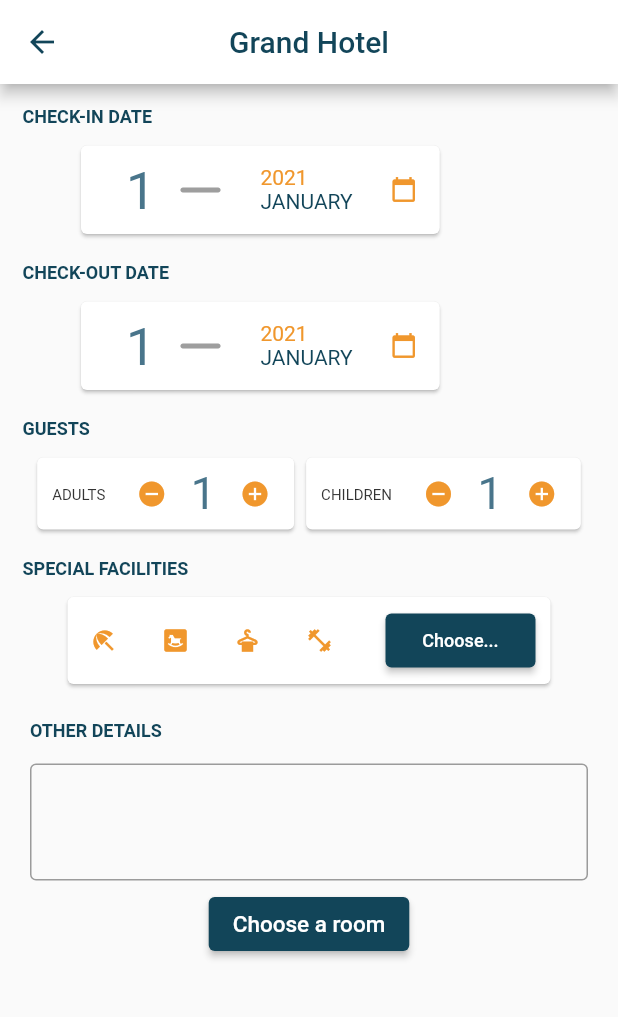
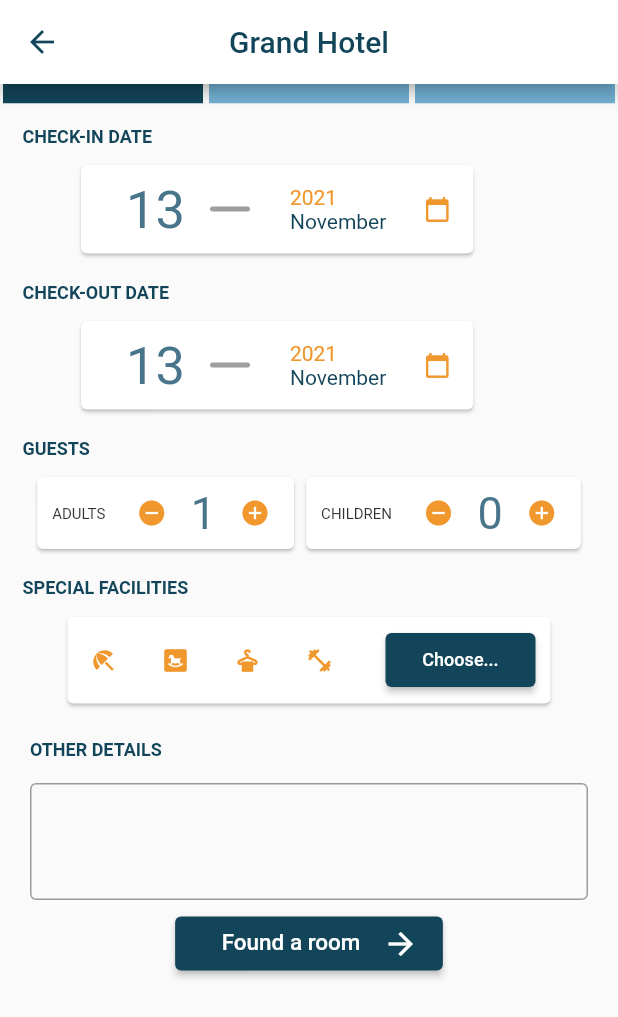
Before and after one commit to AprioteseAndreea/Licence-HotelApp, a Flutter app: the GetRoom screen opened directly, after a tap on the "add circle" icon, on a phone screen of 412 x 824 dp. Shown: the top 1017 px of the screen. Run offline on Flutter 3.47's test engine with Material 2 defaults, Android fonts, the phone set to English and light mode, and no system bars; drawn by our look-alikes of step_progress_indicator; our stand-ins replace cloud_firestore, eva_icons_flutter, firebase_auth, firebase_core, image_picker, shared_preferences and 1 more; accounts and stored records are empty.

Commit message:
Finalize step 1 from order a room process

```diff
--- a/Hotel-App/lib/screens/user_screens/get_room.dart
+++ b/Hotel-App/lib/screens/user_screens/get_room.dart
@@ -4,6 +4,7 @@ import 'package:flutter/painting.dart';
 import 'package:intl/intl.dart';
 import 'package:intl/date_symbol_data_local.dart';
 import 'package:provider/provider.dart';
+import 'package:step_progress_indicator/step_progress_indicator.dart';
 
 import 'notifiers.dart';
 
@@ -22,22 +23,27 @@ class _GetRoom extends State<GetRoom> {
 
   TextEditingController nameController = TextEditingController();
 
-  late String _checkInDay = '1';
-  late String _checkInMonth = 'JANUARY';
-  late String _checkInYear = '2021';
+  late String _checkInDay = DateTime.now().day.toString();
+  late String _checkInMonth = DateFormat.MMMM().format(DateTime.now());
+  late String _checkInYear = DateTime.now().year.toString();
 
-  late String _checkOutDay = '1';
-  late String _checkOutMonth = 'JANUARY';
-  late String _checkOutYear = '2021';
-  int guests = 0;
+  late String _checkOutDay = DateTime.now().day.toString();
+  late String _checkOutMonth = DateFormat.MMMM().format(DateTime.now());
+  late String _checkOutYear = DateTime.now().year.toString();
+  int adults = 0;
+  int children = 0;
+
   late String day = '';
-  String? _adultsNumberValue;
-  String? _childrenNumberValue;
-  String? _roomsNumberValue;
+
   static const List<String> specialFacilities = <String>[
-    'kitchen',
-    "TV",
-    "baby room"
+    'Car parking',
+    "Breakfast",
+    "Baby room",
+    "Pool&Jacuzzi access",
+    "Spa",
+    "Sauna",
+    "Laundry service",
+    "Dogs allowed"
   ];
   List<String> selectedSpecialFacilities = [];
   _showMultipleChoiceDialog(BuildContext context) => showDialog(
@@ -94,18 +100,34 @@ class _GetRoom extends State<GetRoom> {
     }
   }
 
-  incrementGuests(BuildContext context) {
+  incrementAdults(BuildContext context) {
     setState(() {
-      if (guests < 5) {
-        guests++;
+      if (adults < 5) {
+        adults++;
       }
     });
   }
 
-  decrementGuests(BuildContext context) {
+  decrementAdults(BuildContext context) {
     setState(() {
-      if (guests > 0) {
-        guests--;
+      if (adults > 0) {
+        adults--;
+      }
+    });
+  }
+
+  incrementChildren(BuildContext context) {
+    setState(() {
+      if (children < 5) {
+        children++;
+      }
+    });
+  }
+
+  decrementChildren(BuildContext context) {
+    setState(() {
+      if (children > 0) {
+        children--;
       }
     });
   }
@@ -128,12 +150,10 @@ class _GetRoom extends State<GetRoom> {
 
   @override
   Widget build(BuildContext context) {
-    Size mediaQuery = MediaQuery.of(context).size;
-
     return Scaffold(
         appBar: AppBar(
           iconTheme: const IconThemeData(
-            color: Color(0xFF124559), //change your color here
+            color: Color(0xFF124559),
           ),
           backgroundColor: Colors.white,
           centerTitle: true,
@@ -148,6 +168,13 @@ class _GetRoom extends State<GetRoom> {
               mainAxisAlignment: MainAxisAlignment.start,
               crossAxisAlignment: CrossAxisAlignment.start,
               children: [
+                const StepProgressIndicator(
+                  totalSteps: 3,
+                  currentStep: 1,
+                  size: 13,
+                  selectedColor: Color(0xFF124559),
+                  unselectedColor: Color(0xFF72B0D4),
+                ),
                 Row(
                   mainAxisAlignment: MainAxisAlignment.start,
                   children: [
@@ -369,14 +396,14 @@ class _GetRoom extends State<GetRoom> {
                                             ),
                                             tooltip: 'Tap to open date picker',
                                             onPressed: () {
-                                              decrementGuests(context);
+                                              decrementAdults(context);
                                             },
                                           ),
                                         ),
                                         Padding(
                                           padding:
                                               const EdgeInsets.only(right: 0),
-                                          child: Text(guests.toString(),
+                                          child: Text(adults.toString(),
                                               style: const TextStyle(
                                                   fontSize: 30,
                                                   color: Color(0xFF49758B))),
@@ -392,7 +419,7 @@ class _GetRoom extends State<GetRoom> {
                                             ),
                                             tooltip: 'Tap to open date picker',
                                             onPressed: () {
-                                              incrementGuests(context);
+                                              incrementAdults(context);
                                             },
                                           ),
                                         ),
@@ -428,14 +455,14 @@ class _GetRoom extends State<GetRoom> {
                                             ),
                                             tooltip: 'Tap to open date picker',
                                             onPressed: () {
-                                              decrementGuests(context);
+                                              decrementChildren(context);
                                             },
                                           ),
                                         ),
                                         Padding(
                                           padding:
                                               const EdgeInsets.only(right: 0),
-                                          child: Text(guests.toString(),
+                                          child: Text(children.toString(),
                                               style: const TextStyle(
                                                   fontSize: 30,
                                                   color: Color(0xFF49758B))),
@@ -451,7 +478,7 @@ class _GetRoom extends State<GetRoom> {
                                             ),
                                             tooltip: 'Tap to open date picker',
                                             onPressed: () {
-                                              incrementGuests(context);
+                                              incrementChildren(context);
                                             },
                                           ),
                                         ),
@@ -584,14 +611,25 @@ class _GetRoom extends State<GetRoom> {
                   mainAxisAlignment: MainAxisAlignment.spaceEvenly,
                   children: [
                     ElevatedButton(
-                      child: const Text(
-                        'Choose a room',
-                        style: TextStyle(
-                          fontSize: 15,
+                        child: Wrap(
+                          children: const <Widget>[
+                            SizedBox(
+                              width: 10,
+                            ),
+                            Padding(
+                              padding: EdgeInsets.only(
+                                  left: 5, bottom: 2, top: 2, right: 5),
+                              child: Text("Found a room",
+                                  style: TextStyle(fontSize: 15)),
+                            ),
+                            SizedBox(
+                              width: 10,
+                            ),
+                            Icon(Icons.arrow_forward,
+                                color: Colors.white, size: 24.0),
+                          ],
                         ),
-                      ),
-                      onPressed: () => _showMultipleChoiceDialog(context),
-                    ),
+                        onPressed: () {}),
                   ],
                 ),
               ],
--- a/Hotel-App/pubspec.yaml
+++ b/Hotel-App/pubspec.yaml
@@ -44,7 +44,7 @@ dependencies:
   smooth_star_rating: ^1.1.1
   image_picker: ^0.8.4
   eva_icons_flutter: ^3.0.2
-
+  step_progress_indicator: ^1.0.1
 dev_dependencies:
   flutter_test:
     sdk: flutter
```
Also changed, not shown: Hotel-App/pubspec.lock, 1 other file.
